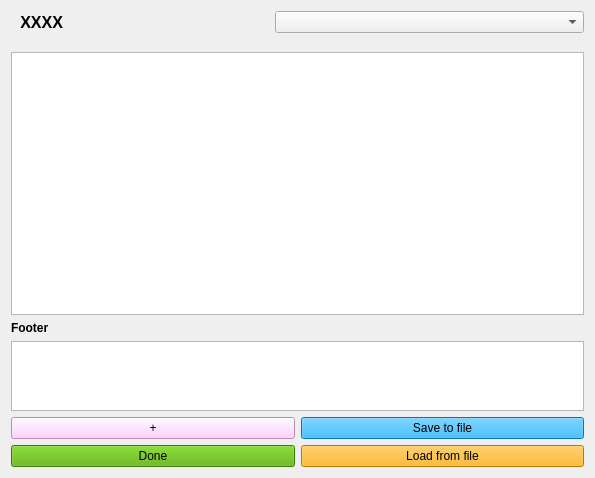
Old version of the form assets/YorkULabSeating_att_editor.ui in the repository tdgskinner/yorku-phys-lab-seating.
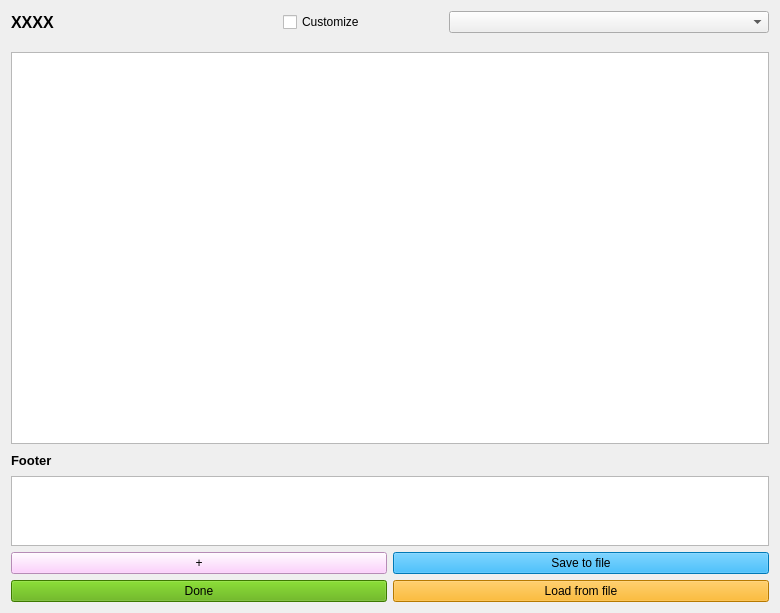
New version of the form.

What changed in the file:
```diff
--- a/assets/YorkULabSeating_att_editor.ui
+++ b/assets/YorkULabSeating_att_editor.ui
@@ -6,8 +6,8 @@
    <rect>
     <x>0</x>
     <y>0</y>
-    <width>595</width>
-    <height>478</height>
+    <width>780</width>
+    <height>613</height>
    </rect>
   </property>
   <property name="windowTitle">
@@ -17,7 +17,7 @@
    <item row="0" column="0">
     <layout class="QVBoxLayout" name="verticalLayout" stretch="1,1,20,1,1,1">
      <item>
-      <layout class="QHBoxLayout" name="horizontalLayout" stretch="1,4,6">
+      <layout class="QHBoxLayout" name="horizontalLayout" stretch="4,1,2,1,6">
        <item>
         <widget class="QLabel" name="course_label">
          <property name="font">
@@ -31,7 +31,7 @@
           <string>XXXX</string>
          </property>
          <property name="alignment">
-          <set>Qt::AlignRight|Qt::AlignTrailing|Qt::AlignVCenter</set>
+          <set>Qt::AlignLeading|Qt::AlignLeft|Qt::AlignVCenter</set>
          </property>
         </widget>
        </item>
@@ -51,6 +51,26 @@
          </property>
         </spacer>
        </item>
+       <item>
+        <widget class="QCheckBox" name="checkBox_customize">
+         <property name="text">
+          <string>Customize</string>
+         </property>
+        </widget>
+       </item>
+       <item>
+        <spacer name="horizontalSpacer">
+         <property name="orientation">
+          <enum>Qt::Horizontal</enum>
+         </property>
+         <property name="sizeHint" stdset="0">
+          <size>
+           <width>40</width>
+           <height>20</height>
+          </size>
+         </property>
+        </spacer>
+       </item>
        <item>
         <widget class="QComboBox" name="comboBox_exp"/>
        </item>
@@ -96,6 +116,7 @@
       <widget class="QLabel" name="label">
        <property name="font">
         <font>
+         <pointsize>10</pointsize>
          <weight>75</weight>
          <bold>true</bold>
         </font>
```
